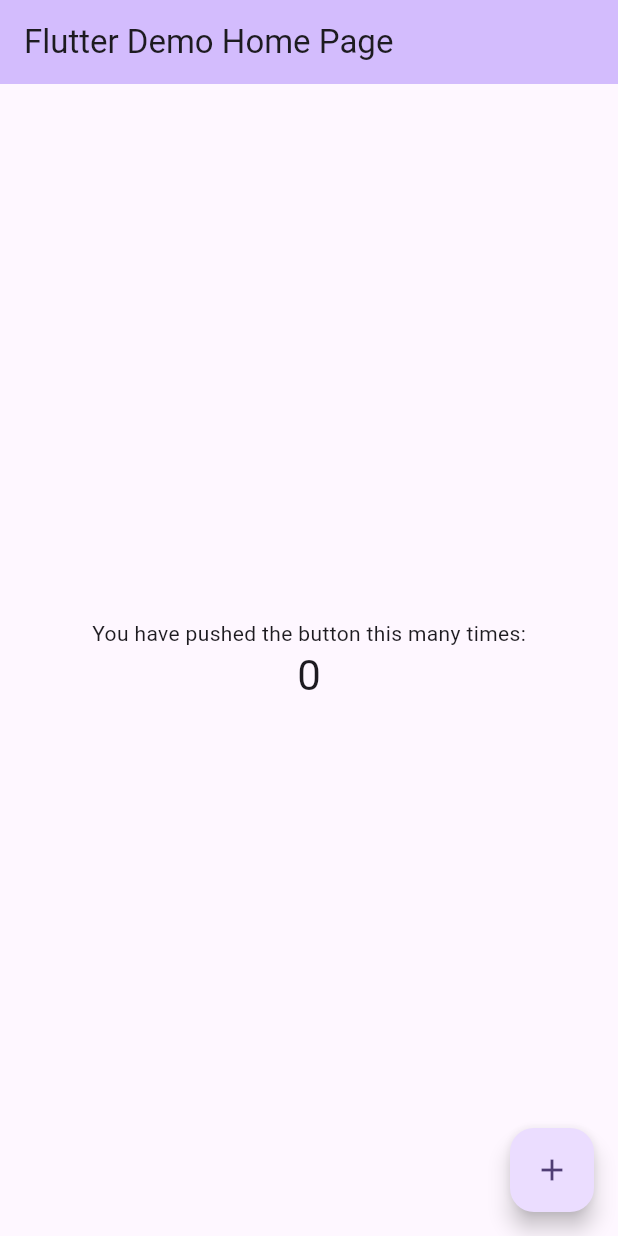
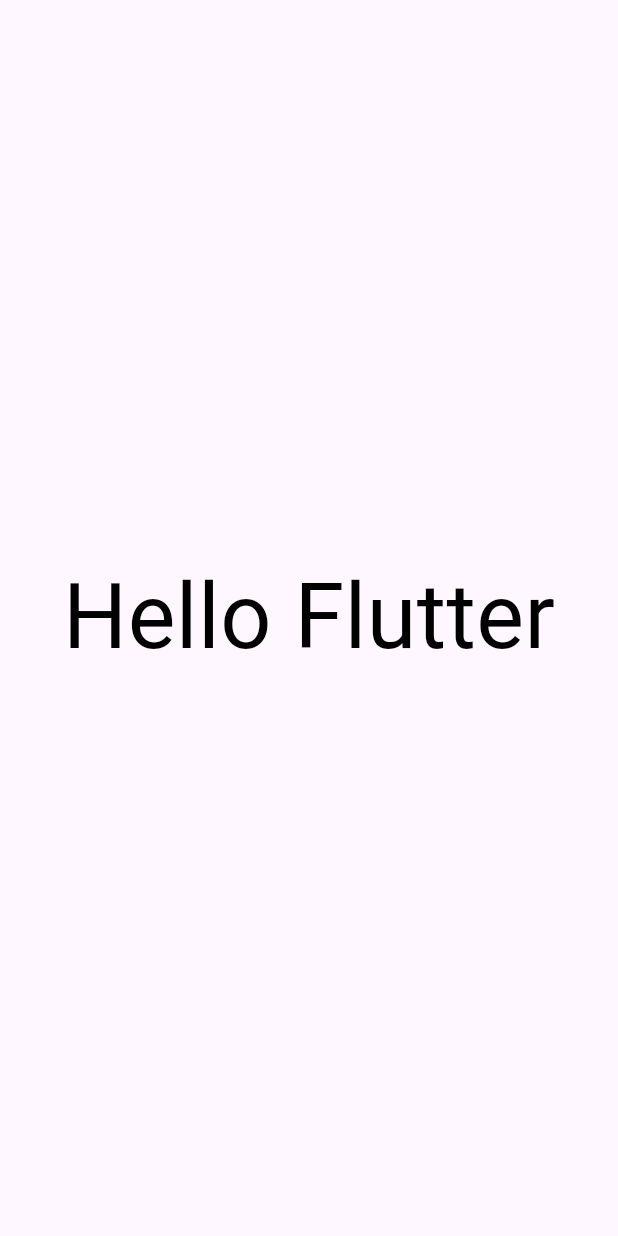
Before and after one commit to 192K01/capstoneDesign_TeamWD, a Flutter app: the screen it shows after launch, on a phone screen of 412 x 824 dp. Run offline on Flutter 3.47's test engine with Material 3 defaults, Android fonts, the phone set to English and light mode, and no system bars.

```diff
--- a/coordiapp/lib/main.dart
+++ b/coordiapp/lib/main.dart
@@ -1,122 +1,21 @@
 import 'package:flutter/material.dart';
-// 음
+
 void main() {
-  runApp(const MyApp());
+  runApp(MaterialApp(home: Scaffold(body: Testwidget())));
 }
 
-class MyApp extends StatelessWidget {
-  const MyApp({super.key});
+class Testwidget extends StatelessWidget {
+  const Testwidget({super.key});
 
-  // This widget is the root of your application.
   @override
-  Widget build(BuildContext congittext) {
-    return MaterialApp(
-      title: 'Flutter Demo',
-      theme: ThemeData(
-        // This is the theme of your application.
-        //
-        // TRY THIS: Try running your application with "flutter run". You'll see
-        // the application has a purple toolbar. Then, without quitting the app,
-        // try changing the seedColor in the colorScheme below to Colors.green
-        // and then invoke "hot reload" (save your changes or press the "hot
-        // reload" button in a Flutter-supported IDE, or press "r" if you used
-        // the command line to start the app).`
-        //
-        // Notice that the counter didn't reset back to zero; the application
-        // state is not lost during the reload. To reset the state, use hot
-        // restart instead.
-        //
-        // This works for code too, not just values: Most code changes can be
-        // tested with just a hot reload.
-        colorScheme: ColorScheme.fromSeed(seedColor: Colors.deepPurple),
+  Widget build(BuildContext context) {
+    return SafeArea(
+      child: Center(
+        child: Text(
+          "Hello Flutter",
+          style: TextStyle(fontSize: 60, color: Colors.black),
+        ),
       ),
-      home: const MyHomePage(title: 'Flutter Demo Home Page'),
     );
   }
 }
-
-class MyHomePage extends StatefulWidget {
-  const MyHomePage({super.key, required this.title});
-
-  // This widget is the home page of your applicatiogit n. It is stateful, meaning
-  // that it has a State object (defined below) that contains fields that affect
-  // how it looks.
-
-  // This class is the configuration for the state. It holds the values (in this
-  // case the title) provided by the parent (in this case the App widget) and
-  // used by the build method of the State. Fields in a Widget subclass are
-  // always marked "final".
-
-  final String title;
-
-  @override
-  State<MyHomePage> createState() => _MyHomePageState();
-}
-
-class _MyHomePageState extends State<MyHomePage> {
-  int _counter = 0;
-
-  void _incrementCounter() {
-    setState(() {
-      // This call to setState tells the Flutter framework that something has
-      // changed in this State, which causes it to rerun the build method below
-      // so that the display can reflect the updated values. If we changed
-      // _counter without calling setState(), then the build method would not be
-      // called again, and so nothing would appear to happen.
-      _counter++;
-    });
-  }
-
-  @override
-  Widget build(BuildContext context) {
-    // This method is rerun every time setState is called, for instance as done
-    // by the _incrementCounter method above.
-    //
-    // The Flutter framework has been optimized to make rerunning build methods
-    // fast, so that you can just rebuild anything that needs updating rather
-    // than having to individually change instances of widgets.
-    return Scaffold(
-      appBar: AppBar(
-        // TRY THIS: Try changing the color here to a specific color (to
-        // Colors.amber, perhaps?) and trigger a hot reload to see the AppBar
-        // change color while the other colors stay the same.
-        backgroundColor: Theme.of(context).colorScheme.inversePrimary,
-        // Here we take the value from the MyHomePage object that was created by
-        // the App.build method, and use it to set our appbar title.
-        title: Text(widget.title),
-      ),
-      body: Center(
-        // Center is a layout widget. It takes a single child and positions it
-        // in the middle of the parent.
-        child: Column(
-          // Column is also a layout widget. It takes a list of children and
-          // arranges them vertically. By default, it sizes itself to fit its
-          // children horizontally, and tries to be as tall as its parent.
-          //
-          // Column has various properties to control how it sizes itself and
-          // how it positions its children. Here we use mainAxisAlignment to
-          // center the children vertically; the main axis here is the vertical
-          // axis because Columns are vertical (the cross axis would be
-          // horizontal).
-          //
-          // TRY THIS: Invoke "debug painting" (choose the "Toggle Debug Paint"
-          // action in the IDE, or press "p" in the console), to see the
-          // wireframe for each widget.
-          mainAxisAlignment: MainAxisAlignment.center,
-          children: <Widget>[
-            const Text('You have pushed the button this many times:'),
-            Text(
-              '$_counter',
-              style: Theme.of(context).textTheme.headlineMedium,
-            ),
-          ],
-        ),
-      ),
-      floatingActionButton: FloatingActionButton(
-        onPressed: _incrementCounter,
-        tooltip: 'Increment',
-        child: const Icon(Icons.add),
-      ), // This trailing comma makes auto-formatting nicer for build methods.
-    );
-  }
-}
```
Also changed, not shown: 1 other file.
